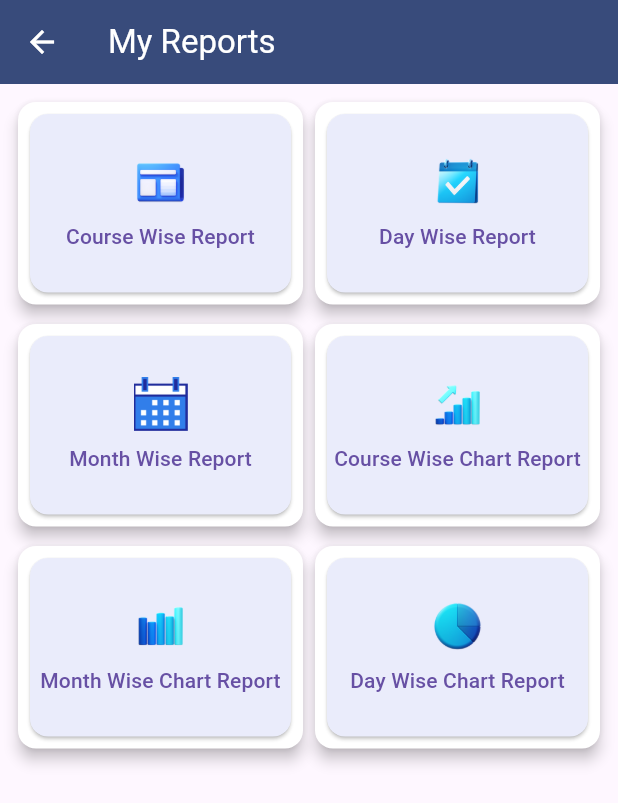
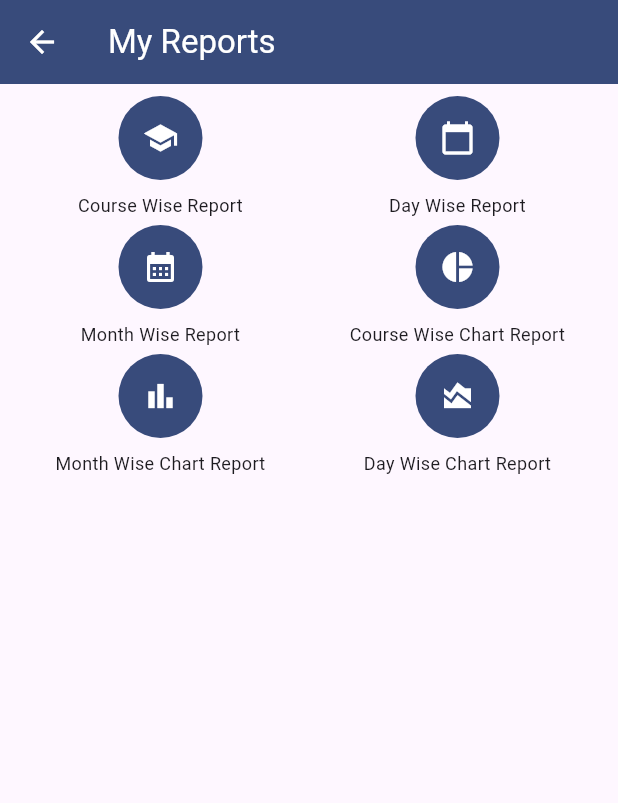
Before and after one commit to durga1808/nijatech_yoga_centre_app, a Flutter app: the MyReportsPage screen opened directly, on a phone screen of 412 x 824 dp. Shown: the top 803 px of the screen. Run offline on Flutter 3.47's test engine with Material 3 defaults, Android fonts, the light colour scheme and no system bars; our stand-ins replace carousel_slider, dropdown_search, open_file, permission_handler, shared_preferences and 2 more; missing offline and left inert: dart:ffi, excel, month_year_picker; accounts and stored records are empty; network calls fail; Roboto replaces fonts that are missing (Assistance).

Commit message:
Design changed on the admin panel

```diff
--- a/lib/l10n/localization.dart
+++ b/lib/l10n/localization.dart
@@ -33,8 +33,11 @@ class AppLocalizations {
       : 'Enter User Password';
   String get Ok => locale.languageCode == 'ta' ? 'சரி' : 'Ok';
   String get logIn => locale.languageCode == 'ta' ? 'உள்நுழைக' : 'Log In';
-  String get register => locale.languageCode == 'ta' ? ' பதிவு ' : ' Register';
-  String get dontHaveAccount => locale.languageCode == 'ta' ? 'புதிய கணக்கை உருவாக்கவா?' : 'Don`t have an account? ';
+  String get register =>
+      locale.languageCode == 'ta' ? ' பதிவு ' : ' Register here';
+  String get dontHaveAccount => locale.languageCode == 'ta'
+      ? 'புதிய கணக்கை உருவாக்கவா?'
+      : " Don't have an account?";
   String get poweredBy =>
       locale.languageCode == 'ta' ? 'மூலம் இயக்கப்படுகிறது' : 'Powered By';
   String get myscoretitle =>
--- a/lib/presentation/dashboard/myreportspage.dart
+++ b/lib/presentation/dashboard/myreportspage.dart
@@ -5,6 +5,7 @@ import 'package:nijatech_yoga_centre_app/presentation/dashboard/datechartreportp
 import 'package:nijatech_yoga_centre_app/presentation/dashboard/datewisereportpage.dart';
 import 'package:nijatech_yoga_centre_app/presentation/dashboard/monthchartreportpage.dart';
 import 'package:nijatech_yoga_centre_app/presentation/dashboard/monthwisereportpoage.dart';
+import 'package:nijatech_yoga_centre_app/presentation/util/appcolor.dart';
 
 class MyReportsPage extends StatefulWidget {
   const MyReportsPage({super.key});
@@ -29,27 +30,25 @@ class _MyReportsPageState extends State<MyReportsPage> {
               Row(
                 children: [
                   Expanded(
-                    child: _buildCardWithButton(
-                      icon: Image.asset(
-                        "assets/images/course.png",
-                        height: 36,
-                        width: 36,
+                    child: _buildCircleIconWithLabel(
+                      icon: const Icon(
+                        Icons.school,
+                        size: 24,
+                        color: Colors.white,
                       ),
                       label: 'Course Wise Report',
                       onPressed: _navigateToCourseNamePage,
-                      buttonColor: const Color(0xFFEAECFB),
                     ),
                   ),
                   Expanded(
-                    child: _buildCardWithButton(
-                      icon: Image.asset(
-                        "assets/images/daycalendar.png",
-                        height: 36,
-                        width: 36,
+                    child: _buildCircleIconWithLabel(
+                      icon: const Icon(
+                        Icons.calendar_today,
+                        size: 24,
+                        color: Colors.white,
                       ),
                       label: 'Day Wise Report',
                       onPressed: _navigateToDateWisePage,
-                      buttonColor: const Color(0xFFEAECFB),
                     ),
                   ),
                 ],
@@ -58,27 +57,25 @@ class _MyReportsPageState extends State<MyReportsPage> {
               Row(
                 children: [
                   Expanded(
-                    child: _buildCardWithButton(
-                      icon: Image.asset(
-                        "assets/images/calendar.png",
-                        height: 36,
-                        width: 36,
+                    child: _buildCircleIconWithLabel(
+                      icon: const Icon(
+                        Icons.calendar_month,
+                        size: 24,
+                        color: Colors.white,
                       ),
                       label: 'Month Wise Report',
                       onPressed: _navigateToMonthWisePage,
-                      buttonColor: const Color(0xFFEAECFB),
                     ),
                   ),
                   Expanded(
-                    child: _buildCardWithButton(
-                      icon: Image.asset(
-                        "assets/images/coursechart.png",
-                        height: 36,
-                        width: 36,
+                    child: _buildCircleIconWithLabel(
+                      icon: const Icon(
+                        Icons.pie_chart,
+                        size: 24,
+                        color: Colors.white,
                       ),
                       label: 'Course Wise Chart Report',
                       onPressed: _navigateToCourseNameChartWisePage,
-                      buttonColor: const Color(0xFFEAECFB),
                     ),
                   ),
                 ],
@@ -87,27 +84,25 @@ class _MyReportsPageState extends State<MyReportsPage> {
               Row(
                 children: [
                   Expanded(
-                    child: _buildCardWithButton(
-                      icon: Image.asset(
-                        "assets/images/barchart.png",
-                        height: 36,
-                        width: 36,
+                    child: _buildCircleIconWithLabel(
+                      icon: const Icon(
+                        Icons.bar_chart,
+                        size: 24,
+                        color: Colors.white,
                       ),
                       label: 'Month Wise Chart Report',
                       onPressed: _navigateToMonthChartWisePage,
-                      buttonColor: const Color(0xFFEAECFB),
                     ),
                   ),
                   Expanded(
-                    child: _buildCardWithButton(
-                      icon: Image.asset(
-                        "assets/images/piechart.png",
-                        height: 36,
-                        width: 36,
+                    child: _buildCircleIconWithLabel(
+                      icon: const Icon(
+                        Icons.area_chart,
+                        size: 24,
+                        color: Colors.white,
                       ),
                       label: 'Day Wise Chart Report',
                       onPressed: _navigateToDateChartWisePage,
-                      buttonColor: const Color(0xFFEAECFB),
                     ),
                   ),
                 ],
@@ -119,28 +114,28 @@ class _MyReportsPageState extends State<MyReportsPage> {
     );
   }
 
-  Widget _buildCardWithButton({
+  Widget _buildCircleIconWithLabel({
     required Widget icon,
     required String label,
     required VoidCallback onPressed,
-    Color? buttonColor,
   }) {
-    return Card(
-      elevation: 4,
-      shape: RoundedRectangleBorder(
-        borderRadius: BorderRadius.circular(12),
-      ),
-      child: SizedBox(
-        height: 135,
-        child: Padding(
-          padding: const EdgeInsets.all(8.0),
-          child: _buildIconButton(
-            icon: icon,
-            label: label,
-            onPressed: onPressed,
-            buttonColor: buttonColor,
+    return GestureDetector(
+      onTap: onPressed,
+      child: Column(
+        mainAxisAlignment: MainAxisAlignment.center,
+        children: [
+          CircleAvatar(
+            backgroundColor: AppColor.primary,
+            radius: 28,
+            child: icon,
           ),
-        ),
+          const SizedBox(height: 8),
+          Text(
+            label,
+            textAlign: TextAlign.center,
+            style: const TextStyle(fontSize: 12),
+          ),
+        ],
       ),
     );
   }
```
Also changed, not shown: lib/presentation/dashboard/admindashboardscreen.dart (+16 -71 lines), lib/presentation/dashboard/alluserwisereport.dart (+8 -2 lines), lib/presentation/dashboard/dashboardscreen.dart (+10 -18 lines), lib/presentation/dashboard/master.dart (+50 -56 lines), lib/presentation/dashboard/reports.dart (+49 -67 lines), lib/presentation/loginscreen/loginscreen.dart (+8 -6 lines).
